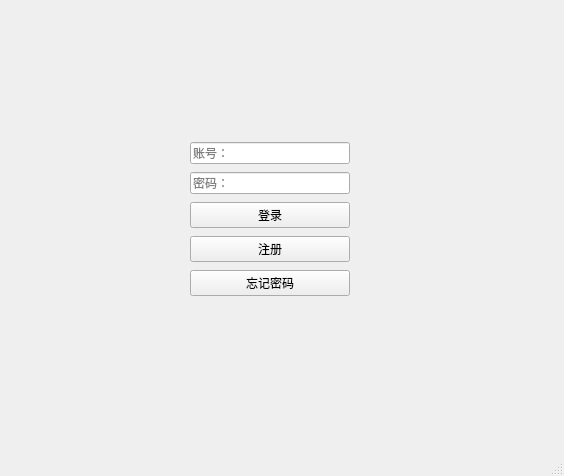
Qt form gui/login.ui (zhangerfa/countCarNums) before a commit.
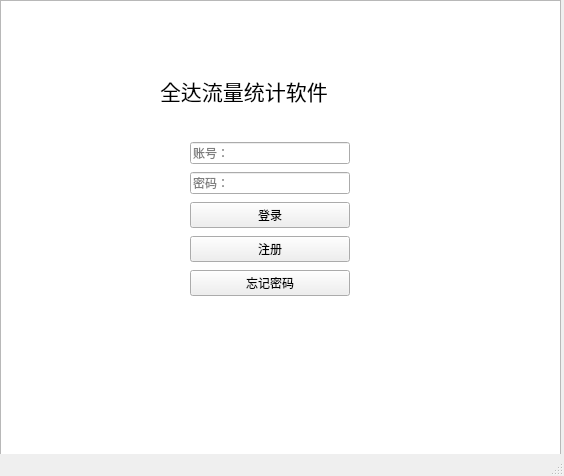
The same form after that commit. Icons and pictures are not drawn.

Patch:
```diff
--- a/gui/login.ui
+++ b/gui/login.ui
@@ -64,6 +64,44 @@
      </item>
     </layout>
    </widget>
+   <widget class="QLabel" name="label">
+    <property name="geometry">
+     <rect>
+      <x>160</x>
+      <y>70</y>
+      <width>231</width>
+      <height>41</height>
+     </rect>
+    </property>
+    <property name="font">
+     <font>
+      <family>楷体</family>
+      <pointsize>16</pointsize>
+     </font>
+    </property>
+    <property name="styleSheet">
+     <string notr="true">background-color: rgb(255, 255, 255);</string>
+    </property>
+    <property name="text">
+     <string>全达流量统计软件</string>
+    </property>
+   </widget>
+   <widget class="QListView" name="listView">
+    <property name="geometry">
+     <rect>
+      <x>0</x>
+      <y>0</y>
+      <width>561</width>
+      <height>471</height>
+     </rect>
+    </property>
+    <property name="styleSheet">
+     <string notr="true">border-image: url(:/img/background.png)</string>
+    </property>
+   </widget>
+   <zorder>listView</zorder>
+   <zorder>verticalLayoutWidget</zorder>
+   <zorder>label</zorder>
   </widget>
   <widget class="QStatusBar" name="statusbar"/>
  </widget>
```
Left out of the diff: 4 changed lines with no effect on the pictures.
